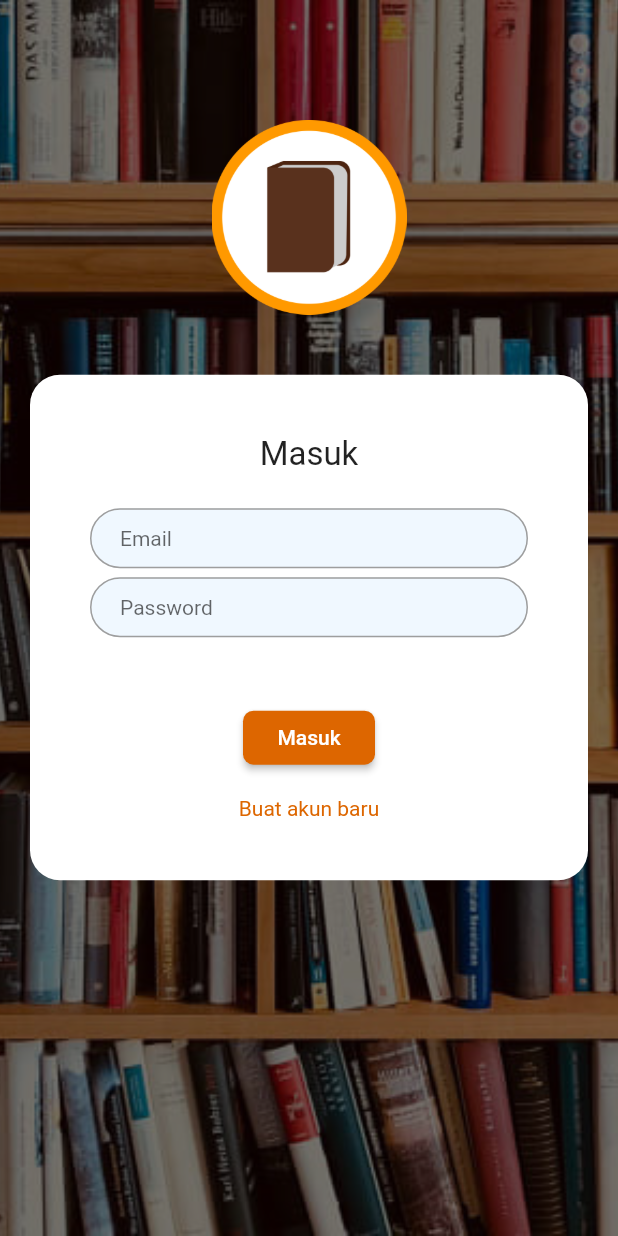
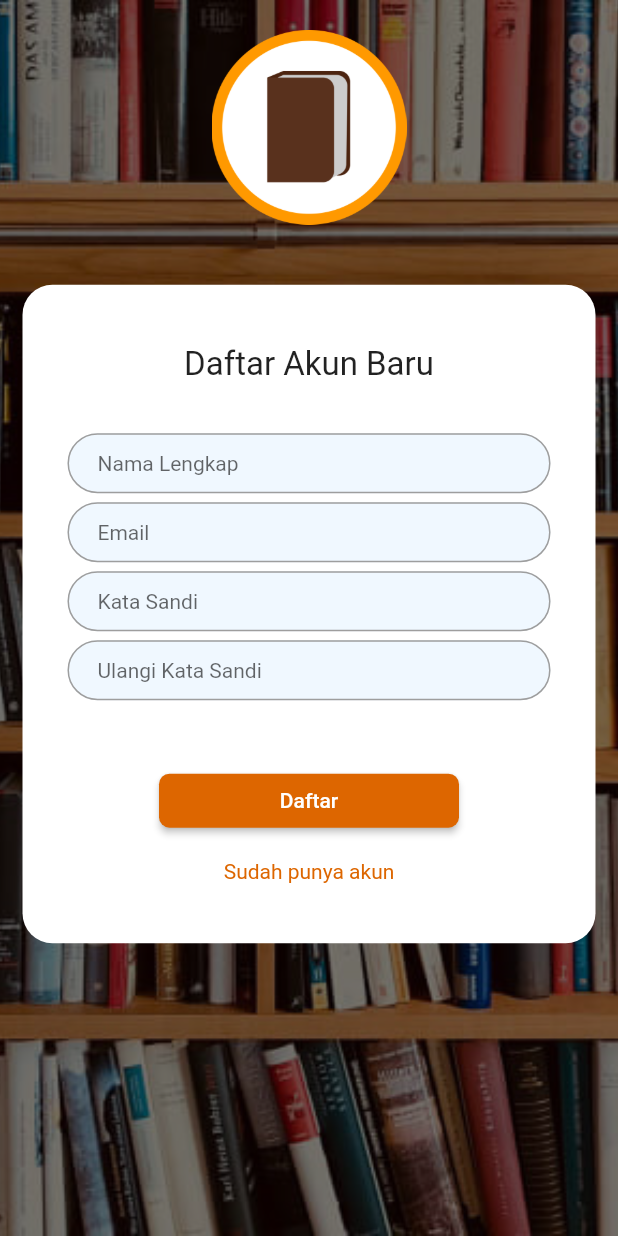
Before and after one commit to Neuxtron/book_collector, a Flutter app: the screen it shows after launch, on a phone screen of 412 x 824 dp. Run offline on Flutter 3.47's test engine with Material 2 defaults, Android fonts, the phone set to English and light mode, and no system bars; our stand-ins replace get.

Commit message:
slicing signup & update login

```diff
--- a/lib/main.dart
+++ b/lib/main.dart
@@ -1,4 +1,5 @@
 import 'package:book_collector/views/login_page.dart';
+import 'package:book_collector/views/signup_page.dart';
 import 'package:flutter/material.dart';
 import 'package:get/get.dart';
 
@@ -13,7 +14,7 @@ class MyApp extends StatelessWidget {
   Widget build(BuildContext context) {
     return const GetMaterialApp(
       debugShowCheckedModeBanner: false,
-      home: LoginPage(),
+      home: SignupPage(),
     );
   }
 }
--- a/lib/views/login_page.dart
+++ b/lib/views/login_page.dart
@@ -61,8 +61,9 @@ class FormContainer extends StatelessWidget {
                   color: Colors.white,
                   borderRadius: BorderRadius.circular(20),
                 ),
-                padding: const EdgeInsets.all(40),
-                margin: const EdgeInsets.symmetric(horizontal: 20),
+                padding:
+                    const EdgeInsets.symmetric(vertical: 40, horizontal: 30),
+                margin: const EdgeInsets.symmetric(horizontal: 15),
                 child: const Column(
                   children: [
                     Text(
@@ -103,7 +104,7 @@ class _LoginFormState extends State<LoginForm> {
   Widget build(BuildContext context) {
     return Column(
       children: [
-        SizedBox(height: 20),
+        const SizedBox(height: 20),
         FormTextInput(
           controller: _emailController,
           hintText: "Email",
@@ -111,16 +112,16 @@ class _LoginFormState extends State<LoginForm> {
         ),
         FormTextInput(
           controller: _passwordController,
-          hintText: "Password",
+          hintText: "Kata Sandi",
           isObscure: true,
         ),
-        SizedBox(height: 40),
+        const SizedBox(height: 40),
         LoginButton(
           onPressed: handleLogin,
           isLoading: _loading,
         ),
-        SizedBox(height: 15),
-        SignupButton(),
+        const SizedBox(height: 15),
+        const SignupButton(),
       ],
     );
   }
@@ -139,6 +140,7 @@ class LoginButton extends StatelessWidget {
   @override
   Widget build(BuildContext context) {
     return MaterialButton(
+      minWidth: 200,
       onPressed: isLoading ? null : onPressed,
       shape: RoundedRectangleBorder(
         borderRadius: BorderRadius.circular(7),
@@ -157,7 +159,7 @@ class SignupButton extends StatelessWidget {
   Widget build(BuildContext context) {
     return GestureDetector(
       onTap: () {},
-      child: Text(
+      child: const Text(
         "Buat akun baru",
         style: TextStyle(color: AppColors.primary),
       ),
--- /dev/null
+++ b/lib/views/signup_page.dart
@@ -0,0 +1,182 @@
+import 'package:book_collector/utils/constants/app_colors.dart';
+import 'package:book_collector/views/widgets/form_text_input.dart';
+import 'package:flutter/material.dart';
+
+class SignupPage extends StatefulWidget {
+  const SignupPage({super.key});
+
+  @override
+  State<SignupPage> createState() => _SignupPageState();
+}
+
+class _SignupPageState extends State<SignupPage> {
+  @override
+  Widget build(BuildContext context) {
+    return const Scaffold(
+      body: Stack(
+        children: [
+          BgImage(),
+          FormContainer(),
+        ],
+      ),
+    );
+  }
+}
+
+class BgImage extends StatelessWidget {
+  const BgImage({super.key});
+
+  // OPTIMIZE: make background static
+  @override
+  Widget build(BuildContext context) {
+    return Image.asset(
+      "assets/images/login_bg.jpg",
+      fit: BoxFit.cover,
+      height: double.infinity,
+      color: Colors.black54,
+      colorBlendMode: BlendMode.darken,
+    );
+  }
+}
+
+class FormContainer extends StatelessWidget {
+  const FormContainer({super.key});
+
+  @override
+  Widget build(BuildContext context) {
+    return SafeArea(
+      child: SingleChildScrollView(
+        child: Column(
+          children: [
+            Padding(
+              padding: const EdgeInsets.only(top: 20, bottom: 40),
+              child: Image.asset(
+                "assets/images/logo.png",
+                width: 130,
+              ),
+            ),
+            Column(
+              children: [
+                Container(
+                  decoration: BoxDecoration(
+                    color: Colors.white,
+                    borderRadius: BorderRadius.circular(20),
+                  ),
+                  padding:
+                      const EdgeInsets.symmetric(vertical: 40, horizontal: 30),
+                  margin: const EdgeInsets.symmetric(horizontal: 15),
+                  child: const Column(
+                    children: [
+                      Text(
+                        "Daftar Akun Baru",
+                        style: TextStyle(fontSize: 22),
+                      ),
+                      SignupForm(),
+                    ],
+                  ),
+                ),
+              ],
+            ),
+          ],
+        ),
+      ),
+    );
+  }
+}
+
+class SignupForm extends StatefulWidget {
+  const SignupForm({super.key});
+
+  @override
+  State<SignupForm> createState() => _SignupFormState();
+}
+
+class _SignupFormState extends State<SignupForm> {
+  final _emailController = TextEditingController();
+  final _nameController = TextEditingController();
+  final _passwordController = TextEditingController();
+  final _rPasswordController = TextEditingController();
+  bool _loading = false;
+
+  void handleSignup() {
+    // TODO: handle signup
+    print(_emailController.text);
+    print(_passwordController.text);
+  }
+
+  @override
+  Widget build(BuildContext context) {
+    return Column(
+      children: [
+        SizedBox(height: 30),
+        FormTextInput(
+          controller: _nameController,
+          hintText: "Nama Lengkap",
+          keyboardType: TextInputType.name,
+        ),
+        FormTextInput(
+          controller: _emailController,
+          hintText: "Email",
+          keyboardType: TextInputType.emailAddress,
+        ),
+        FormTextInput(
+          controller: _passwordController,
+          hintText: "Kata Sandi",
+          isObscure: true,
+        ),
+        FormTextInput(
+          controller: _rPasswordController,
+          hintText: "Ulangi Kata Sandi",
+          isObscure: true,
+        ),
+        SizedBox(height: 40),
+        SignupButton(
+          onPressed: handleSignup,
+          isLoading: _loading,
+        ),
+        SizedBox(height: 15),
+        LoginButton(),
+      ],
+    );
+  }
+}
+
+class SignupButton extends StatelessWidget {
+  final Function() onPressed;
+  final bool isLoading;
+
+  const SignupButton({
+    super.key,
+    required this.onPressed,
+    required this.isLoading,
+  });
+
+  @override
+  Widget build(BuildContext context) {
+    return MaterialButton(
+      minWidth: 200,
+      onPressed: isLoading ? null : onPressed,
+      shape: RoundedRectangleBorder(
+        borderRadius: BorderRadius.circular(7),
+      ),
+      color: AppColors.primary,
+      textColor: Colors.white,
+      child: const Text("Daftar"),
+    );
+  }
+}
+
+class LoginButton extends StatelessWidget {
+  const LoginButton({super.key});
+
+  @override
+  Widget build(BuildContext context) {
+    return GestureDetector(
+      onTap: () {},
+      child: Text(
+        "Sudah punya akun",
+        style: TextStyle(color: AppColors.primary),
+      ),
+    );
+  }
+}
```
Also changed, not shown: 1 other file.
